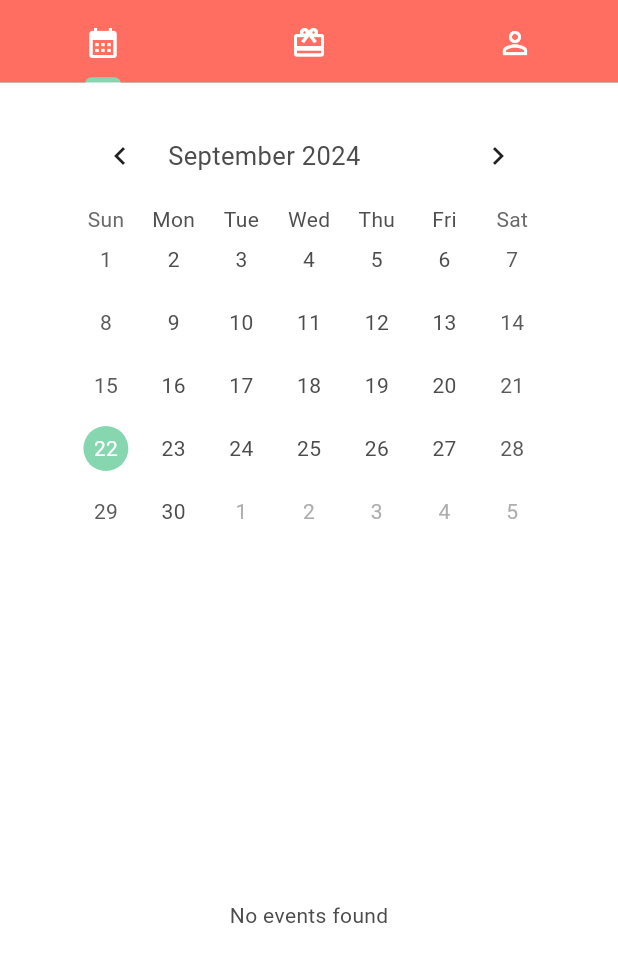
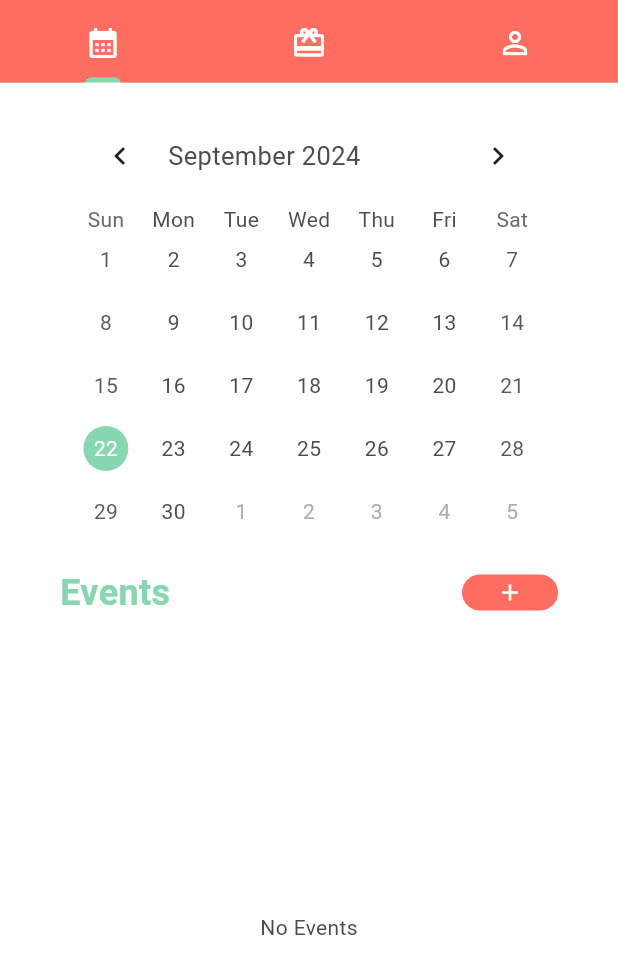
Before and after one commit to nommmy/gift_memo, a Flutter app: the screen it shows after launch, on a phone screen of 412 x 824 dp. Shown: the top 974 px of the screen. Run offline on Flutter 3.47's test engine with Material 3 defaults, Android fonts, the phone set to English and light mode, and no system bars; drawn by our look-alikes of table_calendar; our stand-ins replace flutter_dotenv, freezed_annotation, supabase_flutter; accounts and stored records are empty; network calls fail; statements that could not run were skipped.

Commit message:
user_icon画像の追加 / 記念日一覧のヘッダー追加

```diff
--- a/lib/view/calendar_view.dart
+++ b/lib/view/calendar_view.dart
@@ -2,7 +2,7 @@ import 'package:flutter/material.dart';
 import 'package:gift_memo/view_model/anniversary_view_model.dart';
 import 'package:gift_memo/model/anniv_with_gift_recipient.dart';
 import 'package:gift_memo/components/home/calendar.dart';
-import 'package:gift_memo/components/home/gift_list_horizontal.dart';
+import 'package:gift_memo/components/gift_list_horizontal.dart';
 
 class CalendarView extends StatefulWidget {
   const CalendarView({super.key});
@@ -36,6 +36,8 @@ class _CalendarViewState extends State<CalendarView> {
     });
   }
 
+  void addEvent() {}
+
   @override
   Widget build(BuildContext context) {
     return FutureBuilder(
@@ -43,21 +45,66 @@ class _CalendarViewState extends State<CalendarView> {
         builder: (context, snapshot) {
           if (snapshot.connectionState == ConnectionState.done) {
             return Column(
+              crossAxisAlignment: CrossAxisAlignment.start,
               children: [
                 Padding(
                     padding: const EdgeInsets.symmetric(horizontal: 48),
                     child: Calendar(
                         anniversary: snapshot.data, onDaySelected: updateSelectedAnniversary)),
-                const SizedBox(height: 50),
+                Padding(
+                    padding: const EdgeInsets.symmetric(horizontal: 40, vertical: 16),
+                    child: Flex(
+                        direction: Axis.horizontal,
+                        mainAxisAlignment: MainAxisAlignment.spaceBetween,
+                        children: [
+                          Text('Events',
+                              style: TextStyle(
+                                  color: Theme.of(context).colorScheme.secondary,
+                                  fontSize: 24,
+                                  fontWeight: FontWeight.bold)),
+                          SizedBox(
+                              height: 24,
+                              child: TextButton(
+                                onPressed: addEvent,
+                                style: TextButton.styleFrom(
+                                    backgroundColor: Theme.of(context).colorScheme.primary,
+                                    foregroundColor: Colors.white,
+                                    padding: EdgeInsets.zero),
+                                child: const Icon(
+                                  Icons.add,
+                                  size: 18,
+                                ),
+                              ))
+                        ])),
                 _selectedAnniversary.isNotEmpty
                     ? Expanded(
                         child: ListView.builder(
                             itemCount: _selectedAnniversary.length,
                             itemBuilder: (context, index) {
                               final anniv = _selectedAnniversary[index];
-                              return GiftListHorizontal(anniversary: anniv);
+                              return Column(children: [
+                                Padding(
+                                    padding: const EdgeInsets.fromLTRB(40, 0, 32, 8),
+                                    child: Row(
+                                      children: [
+                                        Expanded(
+                                            child: Text(anniv.name,
+                                                overflow: TextOverflow.ellipsis,
+                                                style: const TextStyle(
+                                                    fontWeight: FontWeight.bold, fontSize: 18))),
+                                        Wrap(spacing: 4, children: [
+                                          ...anniv.recipients!.map((recipient) => CircleAvatar(
+                                                radius: 16,
+                                                backgroundImage: AssetImage(
+                                                    'assets/images/user_icon/${recipient.icon}.webp'),
+                                              ))
+                                        ])
+                                      ],
+                                    )),
+                                GiftListHorizontal(anniversary: anniv)
+                              ]);
                             }))
-                    : const Expanded(child: Center(child: Text('No events found'))),
+                    : const Expanded(child: Center(child: Text('No Events'))),
               ],
             );
           } else {
--- a/pubspec.yaml
+++ b/pubspec.yaml
@@ -39,6 +39,7 @@ dependencies:
   table_calendar: ^3.1.2
   supabase_flutter: ^2.6.0
   flutter_dotenv: ^5.1.0
+  intl: ^0.19.0
 
 dev_dependencies:
   flutter_test:
@@ -68,7 +69,8 @@ flutter:
   # To add assets to your application, add an assets section, like this:
   assets:
     - .env
-    - assets/images/default_image/
+    - assets/images/gift_default_image/
+    - assets/images/user_icon/
   #   - images/a_dot_burr.jpeg
   #   - images/a_dot_ham.jpeg
 
```
Also changed, not shown: lib/components/gift_card_large.dart (+4 -3 lines), assets/images/gift_default_image/chocolate.webp (renamed from assets/images/default_image/chocolate.webp), assets/images/user_icon/cow.webp (added), assets/images/user_icon/deer.webp (added), assets/images/user_icon/eagle.webp (added), assets/images/user_icon/fox.webp (added), assets/images/user_icon/hippo.webp (added), assets/images/user_icon/horse.webp (added), assets/images/user_icon/koala.webp (added), assets/images/user_icon/lion.webp (added), assets/images/user_icon/seal.webp (added), assets/images/user_icon/sheep.webp (added), assets/images/user_icon/tanuki.webp (added), assets/images/user_icon/wolf.webp (added), 2 more files, 1 other file.
